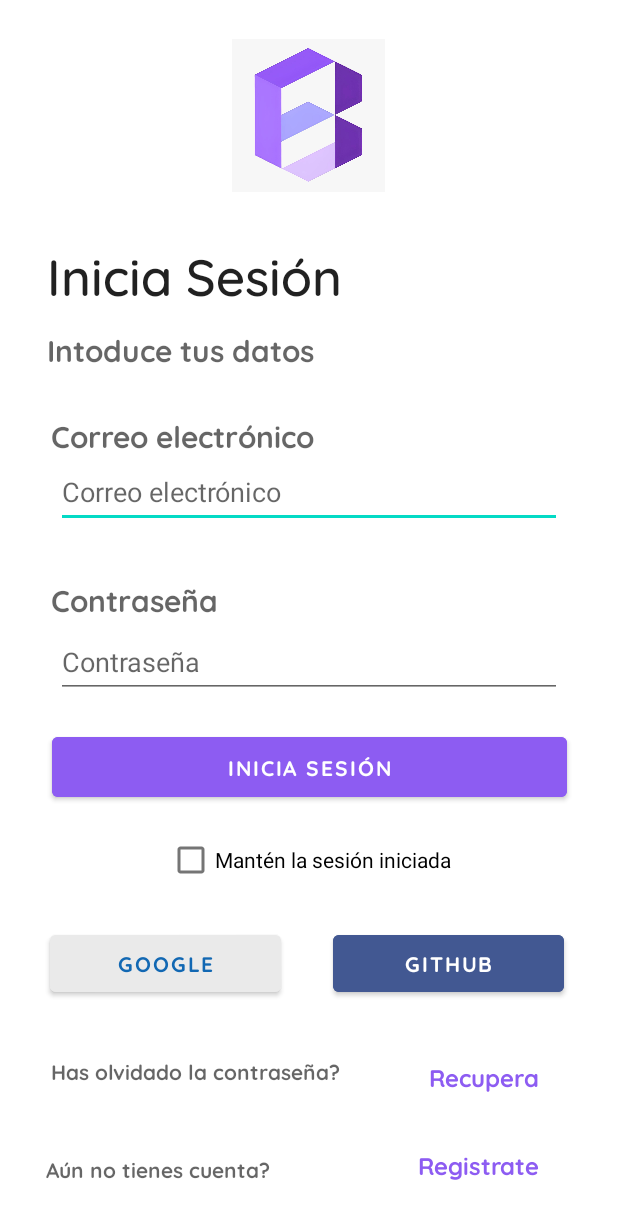
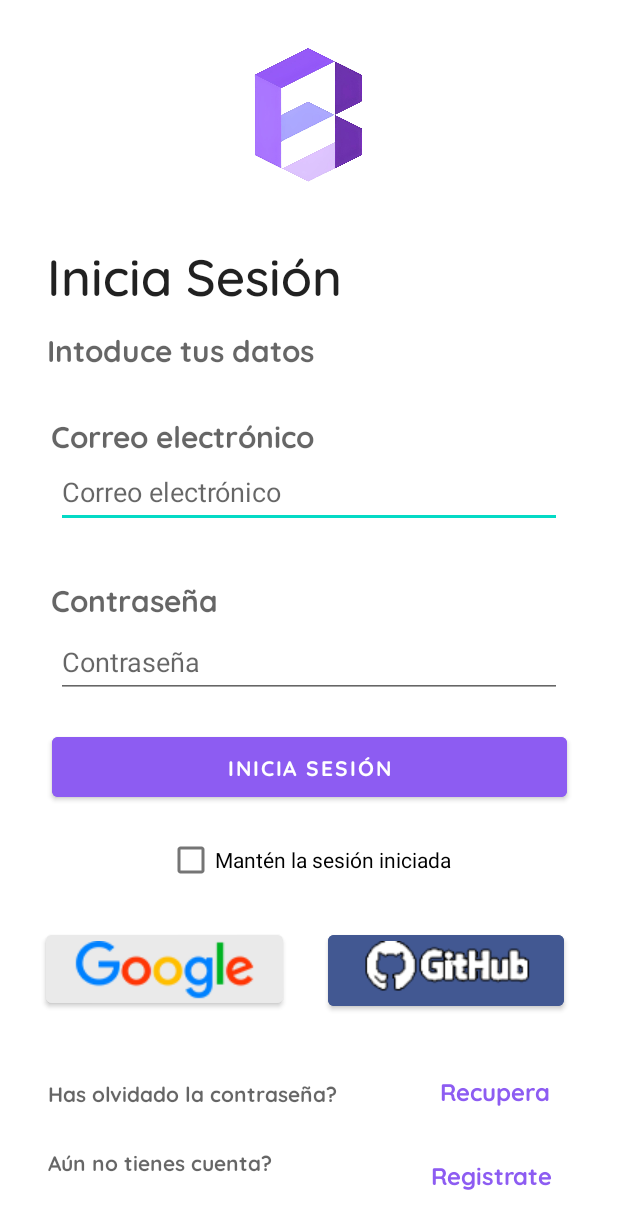
Before and after one commit to APenalba/CodeByte, an Android app: the screen it shows after launch (LoginActivity), on a phone screen of 412 x 824 dp. Shown: the top 1229 px of the screen. Run offline under Robolectric (Android 15) with nearby library versions, the phone set to English and light mode, and no system bars; our stand-ins replace Firebase (no records; nobody signed in at launch, a user with empty details on screens opened directly).

Commit message:
//Arregladas algunas cosas como el PNG del logo, las fotos de los botones de login, el tamaño de algun boton...

```diff
--- a/app/src/main/AndroidManifest.xml
+++ b/app/src/main/AndroidManifest.xml
@@ -12,7 +12,7 @@
         android:theme="@style/Theme.CodeByte"
         tools:targetApi="31">
         <activity
-            android:name=".view.profile.ProfileActivity"
+            android:name=".view.register.profile.ProfileActivity"
             android:exported="false" />
         <activity
             android:name=".view.register.RegisterActivity"
--- a/app/src/main/java/edu/pis/codebyte/view/login/LoginActivity.java
+++ b/app/src/main/java/edu/pis/codebyte/view/login/LoginActivity.java
@@ -24,18 +24,16 @@ import com.google.android.gms.tasks.Task;
 import com.google.firebase.auth.AuthCredential;
 import com.google.firebase.auth.AuthResult;
 import com.google.firebase.auth.FirebaseAuth;
-import com.google.firebase.auth.FirebaseUser;
 import com.google.firebase.auth.GetTokenResult;
 import com.google.firebase.auth.GoogleAuthProvider;
 import com.google.firebase.auth.OAuthProvider;
-import com.google.firebase.auth.UserProfileChangeRequest;
 
 import edu.pis.codebyte.R;
 import edu.pis.codebyte.model.DataBaseManager;
 import edu.pis.codebyte.model.LoginUtils;
 import edu.pis.codebyte.model.exceptions.InvalidEmailException;
 import edu.pis.codebyte.model.exceptions.InvalidPasswordException;
-import edu.pis.codebyte.view.profile.ProfileActivity;
+import edu.pis.codebyte.view.register.profile.ProfileActivity;
 import edu.pis.codebyte.view.register.RegisterActivity;
 
 public class LoginActivity extends AppCompatActivity {
--- a/app/src/main/res/layout/activity_login.xml
+++ b/app/src/main/res/layout/activity_login.xml
@@ -10,6 +10,7 @@
         android:id="@+id/forgotPassword_textView"
         android:layout_width="196dp"
         android:layout_height="22dp"
+        android:layout_marginStart="32dp"
         android:layout_marginTop="36dp"
         android:fontFamily="@font/quicksand_bold"
         android:text="@string/forgot_password"
@@ -17,17 +18,18 @@
         android:textSize="14sp"
         app:layout_constraintBottom_toBottomOf="parent"
         app:layout_constraintEnd_toEndOf="parent"
-        app:layout_constraintHorizontal_bias="0.157"
+        app:layout_constraintHorizontal_bias="0.0"
         app:layout_constraintStart_toStartOf="parent"
         app:layout_constraintTop_toBottomOf="@+id/google_bttn"
-        app:layout_constraintVertical_bias="0.0"
+        app:layout_constraintVertical_bias="0.078"
         tools:ignore="TextSizeCheck,VisualLintBounds" />
 
     <TextView
         android:id="@+id/noCuenta_textView"
         android:layout_width="196dp"
         android:layout_height="22dp"
-        android:layout_marginTop="36dp"
+        android:layout_marginStart="32dp"
+        android:layout_marginTop="24dp"
         android:layout_marginBottom="16dp"
         android:fontFamily="@font/quicksand_bold"
         android:text="@string/no_tienes_cuenta"
@@ -35,10 +37,10 @@
         android:textSize="14sp"
         app:layout_constraintBottom_toBottomOf="parent"
         app:layout_constraintEnd_toEndOf="parent"
-        app:layout_constraintHorizontal_bias="0.143"
+        app:layout_constraintHorizontal_bias="0.0"
         app:layout_constraintStart_toStartOf="parent"
         app:layout_constraintTop_toBottomOf="@+id/forgotPassword_textView"
-        app:layout_constraintVertical_bias="0.285"
+        app:layout_constraintVertical_bias="0.0"
         tools:ignore="TextSizeCheck,VisualLintBounds" />
 
     <TextView
@@ -155,13 +157,13 @@
 
     <Button
         android:id="@+id/google_bttn"
-        android:layout_width="154dp"
-        android:layout_height="50dp"
+        android:layout_width="158dp"
+        android:layout_height="57dp"
         android:layout_marginStart="16dp"
         android:layout_marginTop="20dp"
         android:backgroundTint="#EAEAEA"
+        android:drawableTop="@drawable/google_logo_1"
         android:fontFamily="@font/quicksand_bold"
-        android:text="@string/google"
         android:textColor="#1268B3"
         app:layout_constraintEnd_toStartOf="@+id/github_bttn"
         app:layout_constraintHorizontal_bias="0.327"
@@ -170,11 +172,12 @@
 
     <Button
         android:id="@+id/github_bttn"
-        android:layout_width="154dp"
-        android:layout_height="50dp"
+        android:layout_width="157dp"
+        android:layout_height="59dp"
         android:layout_marginTop="20dp"
         android:layout_marginEnd="36dp"
         android:backgroundTint="#425892"
+        android:drawableTop="@drawable/github_logo"
         android:fontFamily="@font/quicksand_bold"
         android:text="@string/github"
         app:layout_constraintEnd_toEndOf="parent"
@@ -197,7 +200,7 @@
         android:layout_height="wrap_content"
         android:layout_marginStart="40dp"
         android:layout_marginTop="26dp"
-        android:layout_marginEnd="24dp"
+        android:layout_marginEnd="32dp"
         android:backgroundTint="#FFFFFF"
         android:fontFamily="@font/quicksand_bold"
         android:text="@string/recupera_contraseña"
@@ -205,10 +208,10 @@
         android:textSize="16sp"
         app:layout_constraintBottom_toBottomOf="parent"
         app:layout_constraintEnd_toEndOf="parent"
-        app:layout_constraintHorizontal_bias="0.156"
+        app:layout_constraintHorizontal_bias="0.846"
         app:layout_constraintStart_toEndOf="@+id/forgotPassword_textView"
         app:layout_constraintTop_toBottomOf="@+id/github_bttn"
-        app:layout_constraintVertical_bias="0.009"
+        app:layout_constraintVertical_bias="0.01"
         tools:ignore="MissingConstraints,VisualLintBounds" />
 
     <Button
@@ -217,7 +220,7 @@
         android:layout_width="wrap_content"
         android:layout_height="wrap_content"
         android:layout_marginTop="8dp"
-        android:layout_marginEnd="24dp"
+        android:layout_marginEnd="32dp"
         android:layout_marginBottom="16dp"
         android:backgroundTint="#FFFFFF"
         android:fontFamily="@font/quicksand_bold"
@@ -226,10 +229,10 @@
         android:textSize="16sp"
         app:layout_constraintBottom_toBottomOf="parent"
         app:layout_constraintEnd_toEndOf="parent"
-        app:layout_constraintHorizontal_bias="0.703"
+        app:layout_constraintHorizontal_bias="1.0"
         app:layout_constraintStart_toEndOf="@+id/noCuenta_textView"
         app:layout_constraintTop_toBottomOf="@+id/recuperaPassword_bttn"
-        app:layout_constraintVertical_bias="0.285"
+        app:layout_constraintVertical_bias="0.0"
         tools:ignore="MissingConstraints,VisualLintBounds" />
 
 </androidx.constraintlayout.widget.ConstraintLayout>
--- a/app/src/main/res/values/strings.xml
+++ b/app/src/main/res/values/strings.xml
@@ -25,7 +25,6 @@
     <string name="cancelar">Cancelar</string>
     <string name="nuevo_nombre_usuario_hint">Nuevo nombre de usuario </string>
     <string-array name="idiomas">
-        <item>Cambiar idioma</item>
         <item>Castellano</item>
         <item>Catalán</item>
     </string-array>
```
Also changed, not shown: app/src/main/java/edu/pis/codebyte/view/register/profile/ProfileActivity.java (renamed from app/src/main/java/edu/pis/codebyte/view/profile/ProfileActivity.java, +1 -11 lines), app/src/main/res/layout/activity_profile.xml (+8 -41 lines), app/src/main/res/drawable/github_logo.png (added), app/src/main/res/drawable/google_logo_1.png (added), app/src/main/res/drawable/logo_codebyte.jpg (deleted), app/src/main/res/drawable/logo_codebyte.png (added), app/src/main/res/drawable/pngimg_com___github_png65.png (added).
